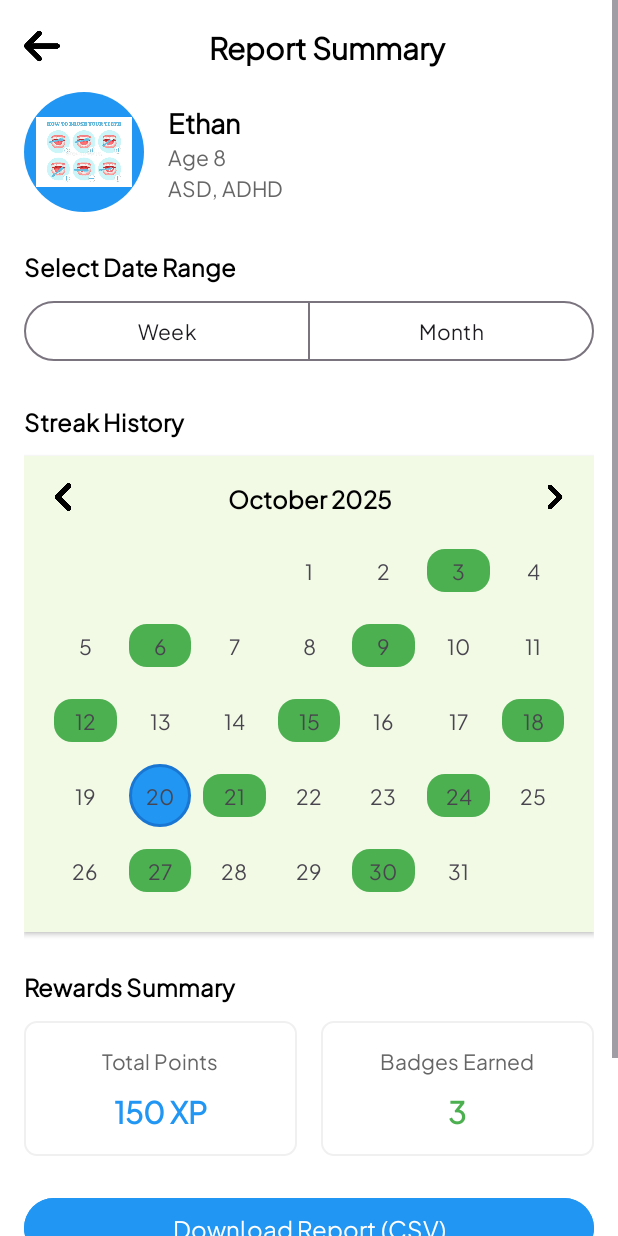
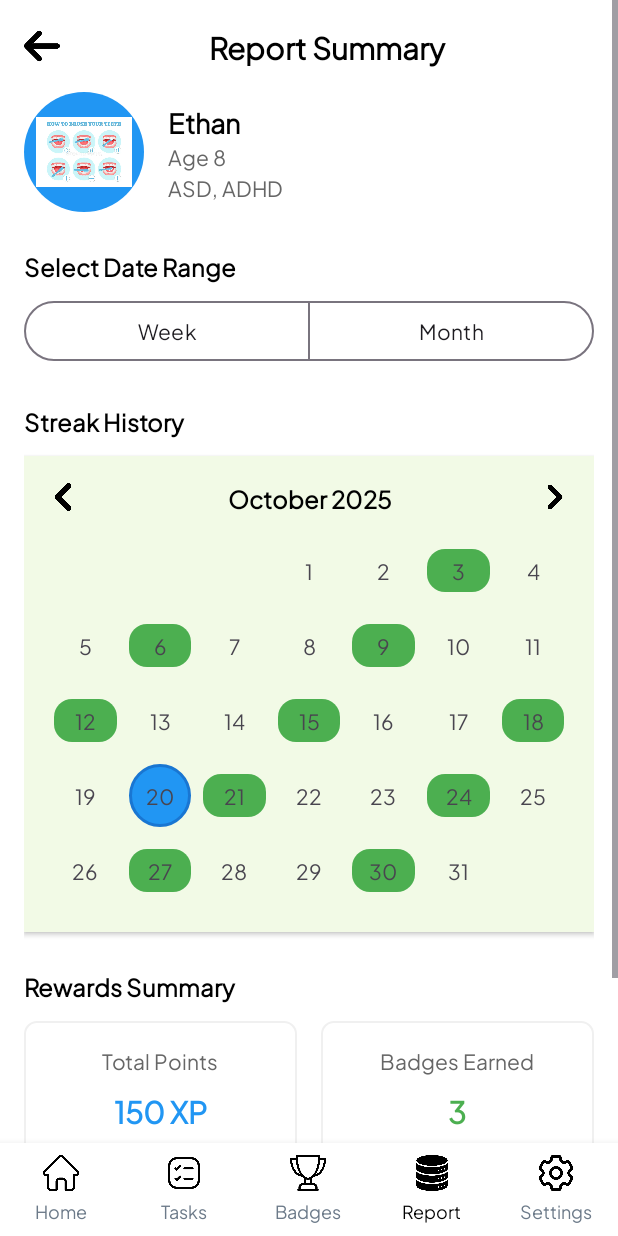
Before and after one commit to inigodraf/Hygiene-Buddy, an Android app: the FragmentReportSummary screen opened through its navigation route, on a phone screen of 412 x 824 dp. Run offline under Robolectric (Android 15) with nearby library versions, the phone set to English and light mode, and no system bars.

Commit message:
fixed ui

```diff
--- a/app/src/main/java/com/example/hygienebuddy/BottomNavHelper.java
+++ b/app/src/main/java/com/example/hygienebuddy/BottomNavHelper.java
@@ -2,46 +2,48 @@ package com.example.hygienebuddy;
 
 import android.app.Activity;
 import android.graphics.Color;
+import android.util.Log;
 import android.widget.ImageView;
 import android.widget.LinearLayout;
 import android.widget.TextView;
 
 import androidx.fragment.app.Fragment;
-import androidx.navigation.Navigation;
+import androidx.fragment.app.FragmentActivity;
+import androidx.fragment.app.FragmentManager;
+import androidx.fragment.app.FragmentTransaction;
 
 public class BottomNavHelper {
 
     public static void setupBottomNav(Fragment fragment, String currentPage) {
-
         Activity activity = fragment.requireActivity();
 
-        // Navigation containers
+        // Find nav buttons
         LinearLayout navHome = activity.findViewById(R.id.navHome);
         LinearLayout navTasks = activity.findViewById(R.id.navTasks);
         LinearLayout navBadges = activity.findViewById(R.id.navBadges);
         LinearLayout navReport = activity.findViewById(R.id.navReport);
         LinearLayout navSettings = activity.findViewById(R.id.navSettings);
 
-        // Icons
+        // Find icons
         ImageView iconHome = activity.findViewById(R.id.iconHome);
         ImageView iconTasks = activity.findViewById(R.id.iconTasks);
         ImageView iconBadges = activity.findViewById(R.id.iconBadges);
         ImageView iconReport = activity.findViewById(R.id.iconReport);
         ImageView iconSettings = activity.findViewById(R.id.iconSettings);
 
-        // Labels
+        // Find text labels
         TextView txtHome = activity.findViewById(R.id.txtHome);
         TextView txtTasks = activity.findViewById(R.id.txtTasks);
         TextView txtBadges = activity.findViewById(R.id.txtBadges);
         TextView txtReport = activity.findViewById(R.id.txtReport);
         TextView txtSettings = activity.findViewById(R.id.txtSettings);
 
-        // Reset all icons and labels
-        resetIcons(iconHome, txtHome, R.drawable.ic_home, fragment);
-        resetIcons(iconTasks, txtTasks, R.drawable.ic_checklist, fragment);
-        resetIcons(iconBadges, txtBadges, R.drawable.ic_trophy, fragment);
-        resetIcons(iconReport, txtReport, R.drawable.ic_data, fragment);
-        resetIcons(iconSettings, txtSettings, R.drawable.ic_setting, fragment);
+        // Reset icons and labels
+        resetIcon(iconHome, txtHome, R.drawable.ic_home);
+        resetIcon(iconTasks, txtTasks, R.drawable.ic_checklist);
+        resetIcon(iconBadges, txtBadges, R.drawable.ic_trophy);
+        resetIcon(iconReport, txtReport, R.drawable.ic_data);
+        resetIcon(iconSettings, txtSettings, R.drawable.ic_setting);
 
         // Highlight current page
         switch (currentPage) {
@@ -52,30 +54,32 @@ public class BottomNavHelper {
             case "settings": highlight(iconSettings, txtSettings, R.drawable.ic_setting_filled); break;
         }
 
-        // Navigation click listeners using NavController
-        navHome.setOnClickListener(v -> {
-            if (!currentPage.equals("home")) Navigation.findNavController(v)
-                    .navigate(R.id.homeDashboardFragment);
-        });
-        navTasks.setOnClickListener(v -> {
-            if (!currentPage.equals("tasks")) Navigation.findNavController(v)
-                    .navigate(R.id.fragmentTasks);
-        });
-        navBadges.setOnClickListener(v -> {
-            if (!currentPage.equals("badges")) Navigation.findNavController(v)
-                    .navigate(R.id.fragmentBadges);
-        });
-        navReport.setOnClickListener(v -> {
-            if (!currentPage.equals("report")) Navigation.findNavController(v)
-                    .navigate(R.id.fragmentReportSummary);
-        });
-        navSettings.setOnClickListener(v -> {
-            if (!currentPage.equals("settings")) Navigation.findNavController(v)
-                    .navigate(R.id.settingsFragment);
-        });
+        // Navigation click listeners (manual fragment switching)
+        navHome.setOnClickListener(v -> navigate(fragment, currentPage, "home", new HomeDashboardFragment()));
+        navTasks.setOnClickListener(v -> navigate(fragment, currentPage, "tasks", new FragmentTasks()));
+        navBadges.setOnClickListener(v -> navigate(fragment, currentPage, "badges", new FragmentBadges()));
+        navReport.setOnClickListener(v -> navigate(fragment, currentPage, "report", new FragmentReportSummary()));
+        navSettings.setOnClickListener(v -> navigate(fragment, currentPage, "settings", new SettingsFragment()));
     }
 
-    private static void resetIcons(ImageView icon, TextView label, int drawableId, Fragment fragment) {
+    private static void navigate(Fragment fragment, String currentPage, String targetPage, Fragment destination) {
+        if (currentPage.equals(targetPage)) return;
+
+        FragmentActivity activity = fragment.requireActivity();
+        if (activity.findViewById(R.id.fragment_container) == null) {
+            Log.e("BottomNavHelper", "Navigation failed: fragment_container not found");
+            return;
+        }
+
+        FragmentManager fm = activity.getSupportFragmentManager();
+        FragmentTransaction ft = fm.beginTransaction();
+        ft.setCustomAnimations(android.R.anim.fade_in, android.R.anim.fade_out);
+        ft.replace(R.id.fragment_container, destination);
+        ft.commit(); // No back stack for bottom nav
+    }
+
+
+    private static void resetIcon(ImageView icon, TextView label, int drawableId) {
         icon.setImageResource(drawableId);
         label.setTextColor(Color.parseColor("#6C7A89")); // gray
     }
--- a/app/src/main/java/com/example/hygienebuddy/FragmentReportSummary.java
+++ b/app/src/main/java/com/example/hygienebuddy/FragmentReportSummary.java
@@ -1,11 +1,11 @@
 package com.example.hygienebuddy;
 
+import android.annotation.SuppressLint;
 import android.os.Bundle;
 import android.view.LayoutInflater;
 import android.view.View;
 import android.view.ViewGroup;
 import android.widget.GridLayout;
-import android.widget.ImageButton;
 import android.widget.ImageView;
 import android.widget.TextView;
 import android.widget.Toast;
@@ -23,16 +23,16 @@ import java.util.Locale;
 
 public class FragmentReportSummary extends Fragment {
 
-    private ImageView btnBack, ivUserAvatar;
+    private ImageView btnBack, ivUserAvatar, btnPrevMonth, btnNextMonth;
     private TextView tvUserName, tvUserAge, tvUserConditions, tvCurrentMonth,
             tvTotalPoints, tvBadgesEarned;
     private MaterialButtonToggleGroup toggleDateRange;
     private MaterialButton btnWeek, btnMonth, btnDownloadReport;
-    private ImageButton btnPrevMonth, btnNextMonth;
     private GridLayout gridCalendar;
 
     private Calendar calendar;
 
+    @SuppressLint("WrongViewCast")
     @Nullable
     @Override
     public View onCreateView(@NonNull LayoutInflater inflater, @Nullable ViewGroup container,
@@ -71,10 +71,8 @@ public class FragmentReportSummary extends Fragment {
             if (!isChecked) return;
             if (checkedId == R.id.btnWeek) {
                 Toast.makeText(getContext(), "Showing weekly summary", Toast.LENGTH_SHORT).show();
-                // TODO: Query weekly data from database
             } else if (checkedId == R.id.btnMonth) {
                 Toast.makeText(getContext(), "Showing monthly summary", Toast.LENGTH_SHORT).show();
-                // TODO: Query monthly data from database
             }
         });
 
@@ -92,7 +90,6 @@ public class FragmentReportSummary extends Fragment {
         // Download report
         btnDownloadReport.setOnClickListener(v -> {
             Toast.makeText(getContext(), "Downloading CSV report...", Toast.LENGTH_SHORT).show();
-            // TODO: Implement CSV export logic from SQLite or Room DB
         });
 
         return view;
@@ -100,12 +97,10 @@ public class FragmentReportSummary extends Fragment {
 
     /** Mock data — replace with real DB query results later */
     private void loadMockUserData() {
-        // TODO: Replace with actual user info from DB or arguments
         tvUserName.setText("Ethan");
         tvUserAge.setText("Age 8");
         tvUserConditions.setText("ASD, ADHD");
 
-        // Replace with actual computed stats from DB
         tvTotalPoints.setText("150 XP");
         tvBadgesEarned.setText("3");
     }
@@ -122,18 +117,15 @@ public class FragmentReportSummary extends Fragment {
         int firstDayOfWeek = tempCal.get(Calendar.DAY_OF_WEEK) - 1; // 0-based
         int daysInMonth = tempCal.getActualMaximum(Calendar.DAY_OF_MONTH);
 
-        // Fill empty slots before day 1
         for (int i = 0; i < firstDayOfWeek; i++) {
             addEmptyDay();
         }
 
-        // Populate days
         for (int day = 1; day <= daysInMonth; day++) {
             addCalendarDay(day);
         }
     }
 
-    /** Adds a blank space in the calendar grid (for padding days) */
     private void addEmptyDay() {
         View empty = new View(getContext());
         GridLayout.LayoutParams params = new GridLayout.LayoutParams();
@@ -144,7 +136,6 @@ public class FragmentReportSummary extends Fragment {
         gridCalendar.addView(empty);
     }
 
-    /** Adds a day cell (with dynamic appearance for completed/today) */
     private void addCalendarDay(int day) {
         TextView tvDay = new TextView(getContext());
         tvDay.setText(String.valueOf(day));
@@ -157,8 +148,7 @@ public class FragmentReportSummary extends Fragment {
                 && calendar.get(Calendar.MONTH) == today.get(Calendar.MONTH)
                 && calendar.get(Calendar.YEAR) == today.get(Calendar.YEAR));
 
-        // Mock completed days (for demo)
-        boolean isCompleted = (day % 3 == 0); // Every 3rd day as "completed"
+        boolean isCompleted = (day % 3 == 0); // mock completed
 
         if (isToday) {
             tvDay.setBackgroundResource(R.drawable.bg_calendar_day_today);
@@ -166,7 +156,6 @@ public class FragmentReportSummary extends Fragment {
             tvDay.setBackgroundResource(R.drawable.bg_calendar_day_completed);
         }
 
-        // Clickable day cells (optional)
         tvDay.setOnClickListener(v ->
                 Toast.makeText(getContext(), "Day " + day + " selected", Toast.LENGTH_SHORT).show()
         );
@@ -184,8 +173,7 @@ public class FragmentReportSummary extends Fragment {
     public void onViewCreated(@NonNull View view, @Nullable Bundle savedInstanceState) {
         super.onViewCreated(view, savedInstanceState);
 
-        // Highlight home in bottom nav and setup click listeners
-        BottomNavHelper.setupBottomNav(this, "report");
+        // ✅ Ensures navbar highlights correctly
+        view.post(() -> BottomNavHelper.setupBottomNav(this, "report"));
     }
-
 }
--- a/app/src/main/java/com/example/hygienebuddy/FragmentStreak.java
+++ b/app/src/main/java/com/example/hygienebuddy/FragmentStreak.java
@@ -83,7 +83,7 @@ public class FragmentStreak extends Fragment {
         });
 
         // Highlight home in bottom nav and setup click listeners
-        BottomNavHelper.setupBottomNav(this, "streak");
+        // BottomNavHelper.setupBottomNav(this, "streak");
     }
 
     private void updateCalendar() {
--- a/app/src/main/java/com/example/hygienebuddy/HomeDashboardFragment.java
+++ b/app/src/main/java/com/example/hygienebuddy/HomeDashboardFragment.java
@@ -14,6 +14,7 @@ import android.widget.Toast;
 import androidx.annotation.NonNull;
 import androidx.annotation.Nullable;
 import androidx.fragment.app.Fragment;
+import androidx.navigation.NavController;
 import androidx.navigation.Navigation;
 
 import java.text.SimpleDateFormat;
@@ -79,8 +80,8 @@ public class HomeDashboardFragment extends Fragment {
     public void onViewCreated(@NonNull View view, @Nullable Bundle savedInstanceState) {
         super.onViewCreated(view, savedInstanceState);
 
-        // Highlight home in bottom nav and setup click listeners
-        BottomNavHelper.setupBottomNav(this, "home");
+        // ✅ Ensure navbar highlights correctly after layout is ready
+        view.post(() -> BottomNavHelper.setupBottomNav(this, "home"));
     }
 
     /** Bind all view IDs */
@@ -99,7 +100,6 @@ public class HomeDashboardFragment extends Fragment {
         layoutUpcomingTasks = view.findViewById(R.id.layoutUpcomingTasks);
         tvTodayDate = view.findViewById(R.id.tvTodayDate);
 
-        // New clickable containers from XML
         layoutChildProfile = view.findViewById(R.id.layoutChildProfile);
         layoutTaskProgress = view.findViewById(R.id.layoutTaskProgress);
         layoutPoints = view.findViewById(R.id.layoutPoints);
@@ -133,13 +133,13 @@ public class HomeDashboardFragment extends Fragment {
     private void loadMockStreakData() {
         layoutStreakDays.removeAllViews();
         ArrayList<Boolean> streakDays = new ArrayList<>();
-        streakDays.add(true);  // Mon
-        streakDays.add(true);  // Tue
-        streakDays.add(false); // Wed
-        streakDays.add(true);  // Thu
-        streakDays.add(false); // Fri
-        streakDays.add(false); // Sat
-        streakDays.add(true);  // Sun
+        streakDays.add(true);
+        streakDays.add(true);
+        streakDays.add(false);
+        streakDays.add(true);
+        streakDays.add(false);
+        streakDays.add(false);
+        streakDays.add(true);
 
         for (boolean completed : streakDays) {
             ImageView dayView = new ImageView(getContext());
@@ -172,7 +172,6 @@ public class HomeDashboardFragment extends Fragment {
             tvTaskName.setText(tasks[i]);
             tvTaskName.setTextSize(16);
             tvTaskName.setTextColor(getResources().getColor(R.color.black));
-            tvTaskName.setTextAlignment(View.TEXT_ALIGNMENT_VIEW_START);
             tvTaskName.setTypeface(null, Typeface.BOLD);
 
             TextView tvTaskTime = new TextView(getContext());
@@ -183,8 +182,7 @@ public class HomeDashboardFragment extends Fragment {
             taskCard.addView(tvTaskName);
             taskCard.addView(tvTaskTime);
 
-            String actionName = "action_homeDashboard_to_taskDetails";
-            taskCard.setOnClickListener(v -> safeNavigate(v, actionName));
+            taskCard.setOnClickListener(v -> safeNavigate(R.id.fragmentTasks));
 
             LinearLayout.LayoutParams params = new LinearLayout.LayoutParams(
                     LinearLayout.LayoutParams.MATCH_PARENT,
@@ -197,41 +195,26 @@ public class HomeDashboardFragment extends Fragment {
 
     /** Handles navigation and user clicks */
     private void setupListeners(View view) {
-        String actionReminder = "action_homeDashboard_to_reminderPage";
-        String actionChildProfile = "action_homeDashboard_to_childProfile";
-        String actionTaskList = "action_homeDashboard_to_taskList";
-        String actionRewards = "action_homeDashboard_to_rewardsPage";
-        String actionStreakDetails = "action_homeDashboard_to_streakDetails";
-
-        ivReminder.setOnClickListener(v -> safeNavigate(v, actionReminder));
-        layoutChildProfile.setOnClickListener(v -> safeNavigate(v, actionChildProfile));
-        layoutTaskProgress.setOnClickListener(v -> safeNavigate(v, actionTaskList));
-        layoutPoints.setOnClickListener(v -> safeNavigate(v, actionRewards));
-        layoutWeeklyStreak.setOnClickListener(v -> safeNavigate(v, actionStreakDetails));
+        ivReminder.setOnClickListener(v -> safeNavigate(R.id.fragmentTasks));
+        layoutChildProfile.setOnClickListener(v -> safeNavigate(R.id.fragmentBadges));
+        layoutTaskProgress.setOnClickListener(v -> safeNavigate(R.id.fragmentReportSummary));
+        layoutPoints.setOnClickListener(v -> safeNavigate(R.id.settingsFragment));
+        layoutWeeklyStreak.setOnClickListener(v -> safeNavigate(R.id.fragmentTasks));
     }
 
-    private void safeNavigate(View view, String name) {
-        if (view == null || name == null) return;
+    /** Safe navigation helper using main NavHostFragment */
+    private void safeNavigate(int destinationId) {
+        try {
+            NavController navController = Navigation.findNavController(requireActivity(), R.id.nav_host_fragment);
+            int current = navController.getCurrentDestination() != null
+                    ? navController.getCurrentDestination().getId()
+                    : -1;
 
-        int resId = 0;
-        try {
-            resId = requireContext().getResources().getIdentifier(name, "id", requireContext().getPackageName());
-        } catch (Exception e) {}
-
-        if (resId == 0) {
-            Toast.makeText(getContext(),
-                    "Navigation action/destination '" + name + "' not found. Add it to res/navigation/nav_graph.xml",
-                    Toast.LENGTH_SHORT).show();
-            return;
-        }
-
-        try {
-            Navigation.findNavController(view).navigate(resId);
-        } catch (Exception ex) {
-            Toast.makeText(getContext(),
-                    "Unable to navigate using '" + name + "'. Check nav_graph or host fragment id.",
-                    Toast.LENGTH_SHORT).show();
-            ex.printStackTrace();
+            if (current != destinationId) {
+                navController.navigate(destinationId);
+            }
+        } catch (Exception e) {
+            Toast.makeText(requireContext(), "Navigation failed. Check nav_graph.xml.", Toast.LENGTH_SHORT).show();
         }
     }
 }
--- a/app/src/main/res/layout/fragment_report_summary.xml
+++ b/app/src/main/res/layout/fragment_report_summary.xml
@@ -1,10 +1,16 @@
 <?xml version="1.0" encoding="utf-8"?>
-<ScrollView xmlns:android="http://schemas.android.com/apk/res/android"
+<RelativeLayout xmlns:android="http://schemas.android.com/apk/res/android"
+    xmlns:app="http://schemas.android.com/apk/res-auto"
     android:id="@+id/fragmentReportSummary"
-    xmlns:app="http://schemas.android.com/apk/res-auto"
     android:layout_width="match_parent"
     android:layout_height="match_parent"
-    android:background="#FFFFFF"
+    android:background="#FFFFFF">
+
+    <!-- Scrollable Content Area -->
+    <ScrollView
+        android:layout_width="match_parent"
+        android:layout_height="match_parent"
+        android:layout_above="@+id/bottomNav"
         android:fillViewport="true">
 
         <LinearLayout
@@ -19,7 +25,7 @@
                 android:layout_height="wrap_content"
                 android:gravity="center_vertical"
                 android:layout_marginBottom="16dp">
-
+                <!-- ... your existing back arrow and title ... -->
                 <ImageView
                     android:id="@+id/btnBack"
                     android:layout_width="24dp"
@@ -39,6 +45,11 @@
                     android:textColor="#000000"
                     android:gravity="center" />
             </LinearLayout>
+
+            <!-- ... all your other content (Profile, Date Range, Streak, etc.) goes here ... -->
+            <!-- Make sure to REMOVE the <include> for the bottom nav from here -->
+
+            <!-- For example: -->
 
             <!-- Profile Section -->
             <LinearLayout
@@ -290,7 +301,15 @@
                 android:layout_marginBottom="32dp"
                 android:icon="@drawable/ic_download" />
 
-
-        <include layout="@layout/layout_bottom_nav" />
         </LinearLayout>
     </ScrollView>
+
+    <!-- Fixed Bottom Navigation Bar -->
+    <include
+        android:id="@+id/bottomNav"
+        layout="@layout/layout_bottom_nav"
+        android:layout_width="match_parent"
+        android:layout_height="wrap_content"
+        android:layout_alignParentBottom="true" />
+
+</RelativeLayout>
```
Also changed, not shown: app/src/main/java/com/example/hygienebuddy/FragmentBadges.java (+10 -10 lines), app/src/main/java/com/example/hygienebuddy/FragmentTasks.java (+22 -21 lines), app/src/main/java/com/example/hygienebuddy/SettingsFragment.java (+6 -11 lines). Lines whose indentation alone changed are shown as unchanged.
